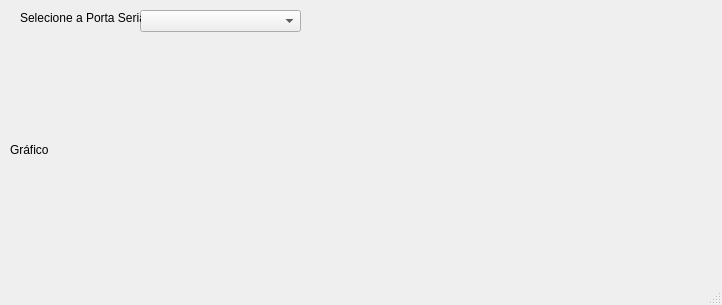
Qt form Supervisorio.ui (LuanTavares/SupervisorioInstrumentacao) before a commit.
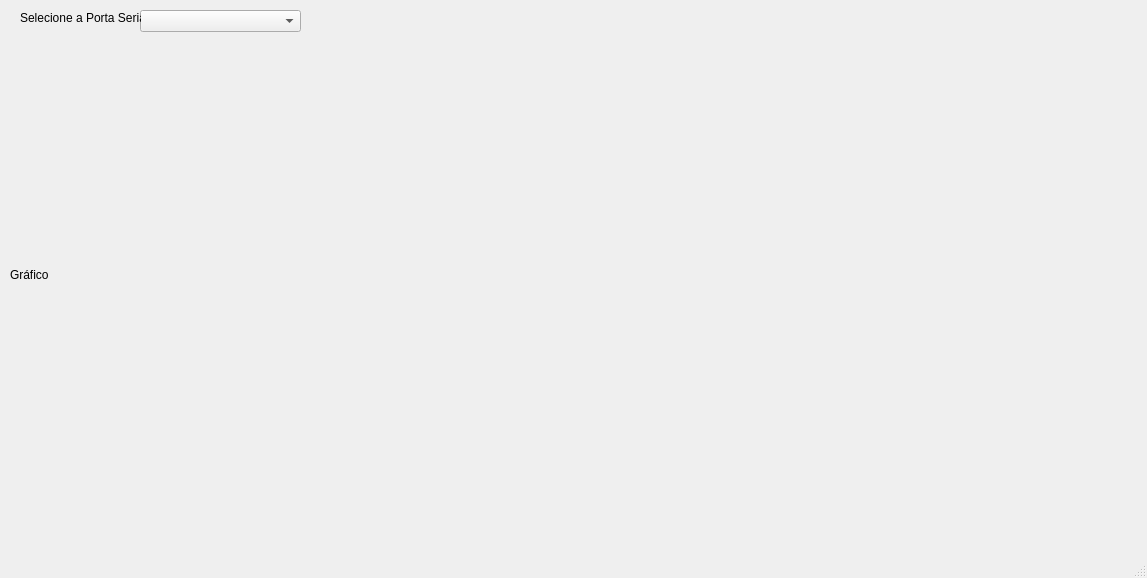
The same form after that commit.

```diff
--- a/Supervisorio.ui
+++ b/Supervisorio.ui
@@ -6,8 +6,8 @@
    <rect>
     <x>0</x>
     <y>0</y>
-    <width>722</width>
-    <height>305</height>
+    <width>1147</width>
+    <height>578</height>
    </rect>
   </property>
   <property name="windowTitle">
@@ -42,8 +42,8 @@
      <rect>
       <x>10</x>
       <y>40</y>
-      <width>701</width>
-      <height>221</height>
+      <width>1071</width>
+      <height>471</height>
      </rect>
     </property>
     <layout class="QVBoxLayout" name="verticalLayout">
```
Left out of the diff: 4 changed lines with no effect on the pictures.
